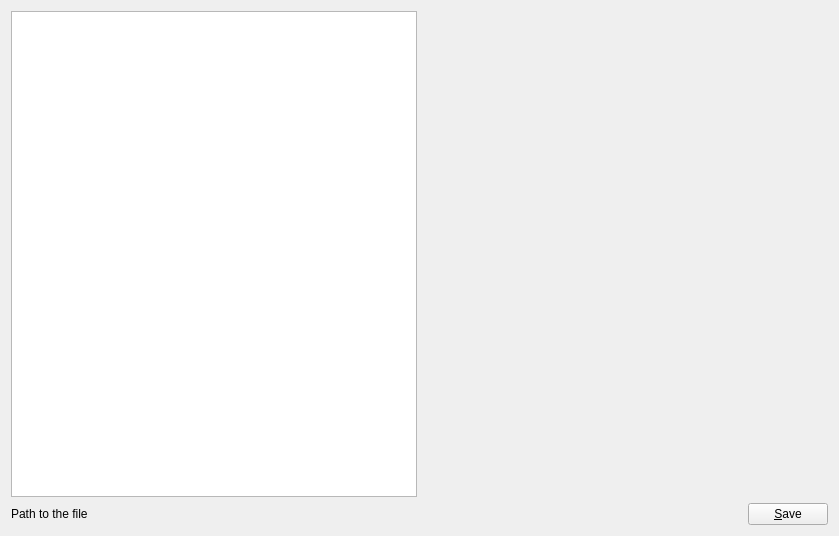
Before: the Qt Designer form objeditor/csvspecspage.ui in frabas/DISPLACE_GUI, drawn with Qt 5.
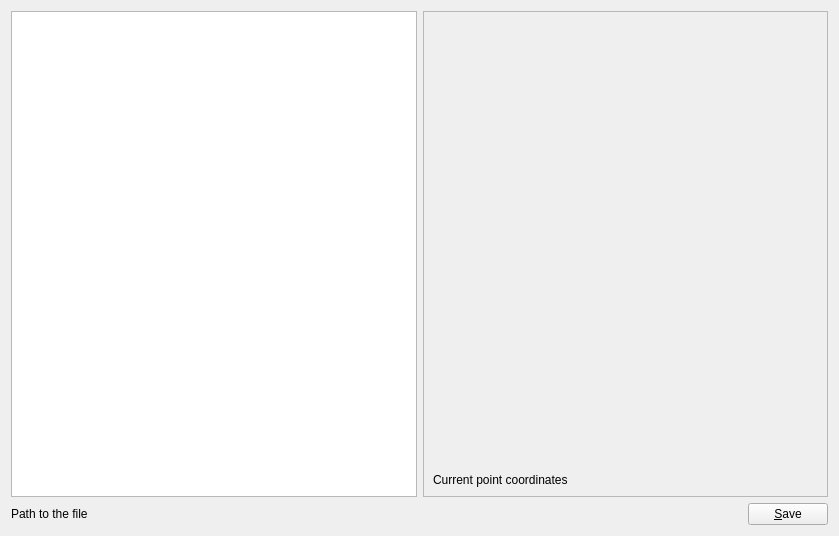
After: the same form once the commit is applied. Custom widgets are drawn as their Qt base class.

Commit message: Coordinates added to csv page, map side

What changed in the file:
```diff
--- a/objeditor/csvspecspage.ui
+++ b/objeditor/csvspecspage.ui
@@ -13,14 +13,33 @@
   <property name="windowTitle">
    <string>Form</string>
   </property>
-  <layout class="QVBoxLayout" name="verticalLayout">
+  <layout class="QVBoxLayout" name="verticalLayout_2">
    <item>
-    <layout class="QHBoxLayout" name="horizontalLayout_2" stretch="3,3">
+    <layout class="QHBoxLayout" name="horizontalLayout_2" stretch="1,1">
      <item>
       <widget class="QTableView" name="tableView"/>
      </item>
      <item>
-      <widget class="qmapcontrol::QMapControl" name="map" native="true"/>
+      <widget class="QFrame" name="mapFrame">
+       <property name="frameShape">
+        <enum>QFrame::StyledPanel</enum>
+       </property>
+       <property name="frameShadow">
+        <enum>QFrame::Raised</enum>
+       </property>
+       <layout class="QVBoxLayout" name="verticalLayout" stretch="1,0">
+        <item>
+         <widget class="qmapcontrol::QMapControl" name="map" native="true"/>
+        </item>
+        <item>
+         <widget class="QLabel" name="coord">
+          <property name="text">
+           <string>Current point coordinates</string>
+          </property>
+         </widget>
+        </item>
+       </layout>
+      </widget>
      </item>
     </layout>
    </item>
```
The commit also changes 2 other files.
